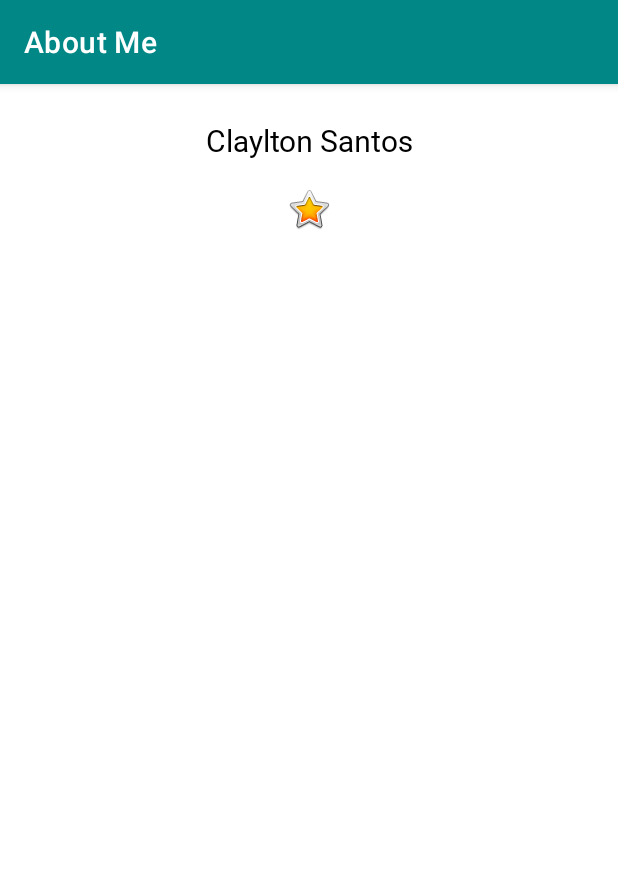
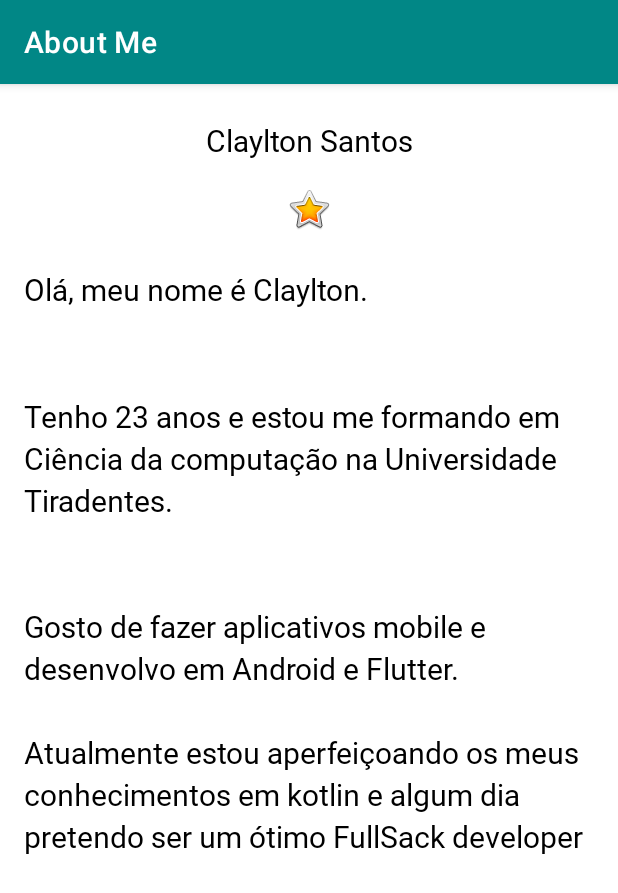
Before and after one commit to claylton/About-Me, an Android app: the screen it shows after launch (MainActivity), on a phone screen of 412 x 824 dp. Shown: the top 893 px of the screen. Run offline under Robolectric (Android 15) with nearby library versions, the phone set to English and light mode, and no system bars.

Commit message:
Adicionando biografia
Adicionando um ScrollView a biografia

```diff
--- a/app/src/main/res/layout/activity_main.xml
+++ b/app/src/main/res/layout/activity_main.xml
@@ -1,16 +1,19 @@
 <?xml version="1.0" encoding="utf-8"?>
 <LinearLayout xmlns:android="http://schemas.android.com/apk/res/android"
     xmlns:app="http://schemas.android.com/apk/res-auto"
-    android:orientation="vertical" android:layout_width="match_parent"
-    android:layout_height="match_parent">
+    android:layout_width="match_parent"
+    android:layout_height="match_parent"
+    android:orientation="vertical"
+    android:paddingStart="@dimen/padding"
+    android:paddingEnd="@dimen/padding">
 
     <TextView
         android:id="@+id/name_text"
+        style="@style/NameStyle"
         android:layout_width="match_parent"
         android:layout_height="wrap_content"
         android:text="@string/name"
-        android:textAlignment="center"
-        style="@style/NameStyle" />
+        android:textAlignment="center" />
 
     <ImageView
         android:id="@+id/star_image"
@@ -19,4 +22,18 @@
         android:layout_marginTop="@dimen/layout_margin"
         android:contentDescription="@string/yellow_star"
         app:srcCompat="@android:drawable/btn_star_big_on" />
+
+    <ScrollView
+        android:id="@+id/bio_scroll"
+        android:layout_width="match_parent"
+        android:layout_height="match_parent">
+
+        <TextView
+            android:id="@+id/bio_text"
+            style="@style/NameStyle"
+            android:layout_width="match_parent"
+            android:layout_height="wrap_content"
+            android:text="@string/bio"
+            android:lineSpacingMultiplier="@dimen/line_spacing_bio"/>
+    </ScrollView>
 </LinearLayout>
--- a/app/src/main/res/values/dimens.xml
+++ b/app/src/main/res/values/dimens.xml
@@ -3,4 +3,6 @@
     <dimen name="text_size">20sp</dimen>
     <dimen name="small_pading">8dp</dimen>
     <dimen name="layout_margin">16dp</dimen>
+    <dimen name="padding">16dp</dimen>
+    <item name="line_spacing_bio" type="dimen" format="float">1.2</item>
 </resources>
--- a/app/src/main/res/values/strings.xml
+++ b/app/src/main/res/values/strings.xml
@@ -2,4 +2,10 @@
     <string name="app_name">About Me</string>
     <string name="name">Claylton Santos</string>
     <string name="yellow_star">Yellow Star</string>
+
+    <string name="bio">"Olá, meu nome é Claylton.
+        \n\nTenho 23 anos e estou me formando em Ciência da computação na Universidade Tiradentes.
+        \n\nGosto de fazer aplicativos mobile e desenvolvo em Android e Flutter.
+        \nAtualmente estou aperfeiçoando os meus conhecimentos em kotlin e algum dia pretendo ser um ótimo FullSack developer
+    </string>
 </resources>
```
